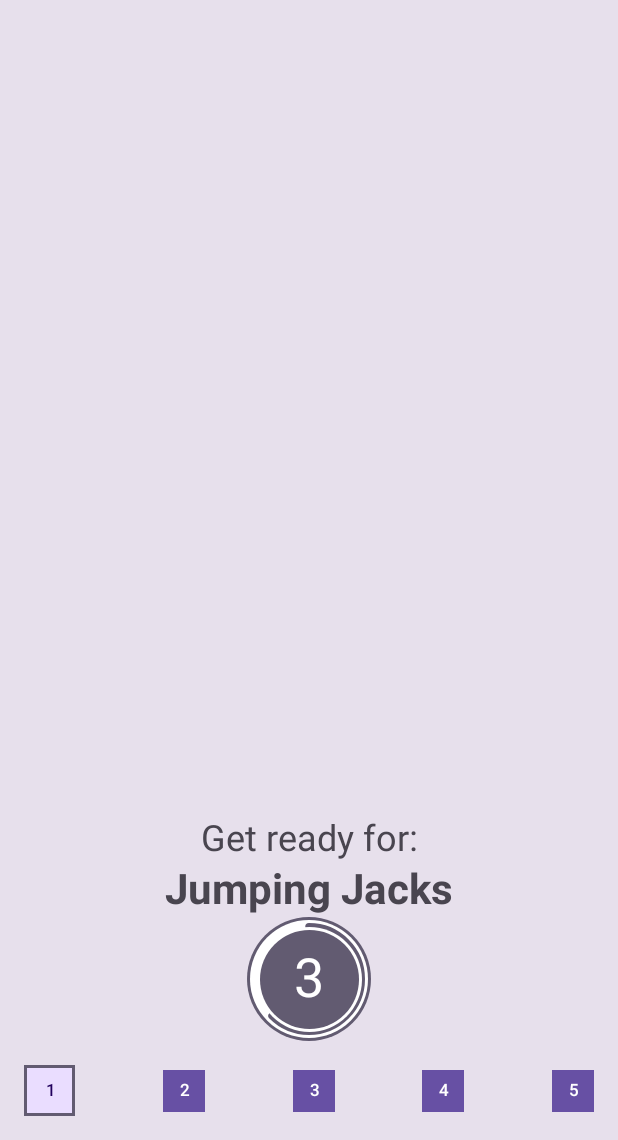
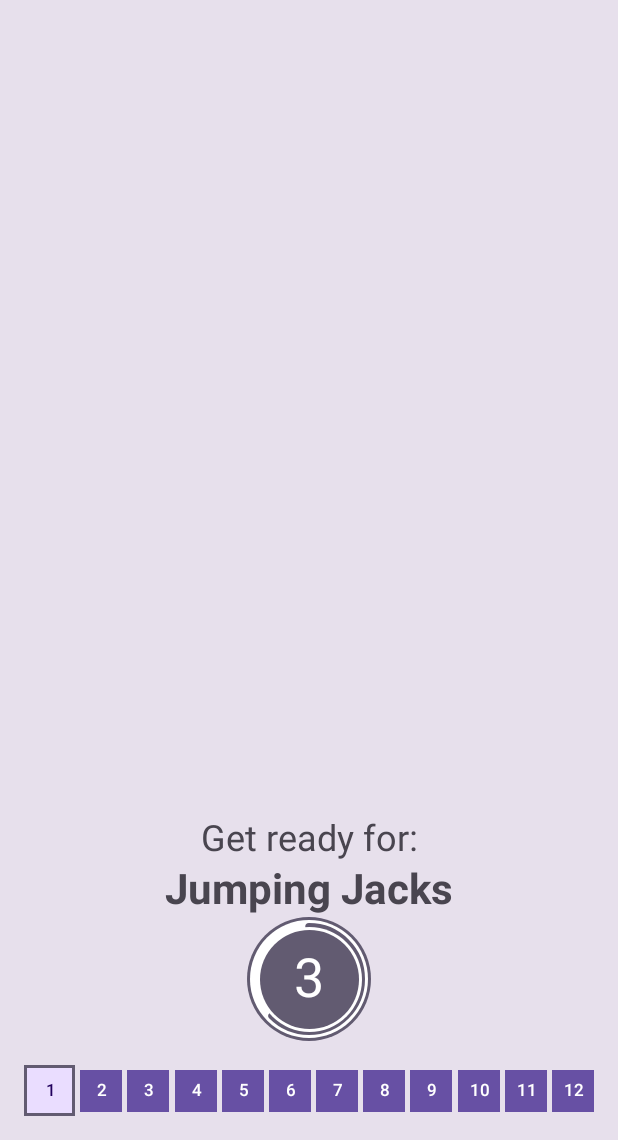
Before and after one commit to srseibs/Sweat-With-Annette, an Android app built with Jetpack Compose: the screen it shows after launch (MainActivity), after a tap on "Start", on a phone screen of 412 x 824 dp, the part 96-1236 px from its top. Run offline under Robolectric (Android 15) with nearby library versions, the phone set to English and light mode, and no system bars; our stand-ins replace Dagger/Hilt's generated code.

Commit message:
Added confirmation dialog before leaving exercise screen.

```diff
--- a/app/src/main/java/com/sailinghawklabs/exercisetime/screens/exerciseScreen/ExerciseScreen.kt
+++ b/app/src/main/java/com/sailinghawklabs/exercisetime/screens/exerciseScreen/ExerciseScreen.kt
@@ -1,5 +1,6 @@
 package com.sailinghawklabs.exercisetime.screens.exerciseScreen
 
+import androidx.activity.compose.BackHandler
 import androidx.annotation.DrawableRes
 import androidx.compose.foundation.Image
 import androidx.compose.foundation.background
@@ -22,6 +23,10 @@ import androidx.compose.material3.TopAppBar
 import androidx.compose.material3.TopAppBarDefaults
 import androidx.compose.runtime.Composable
 import androidx.compose.runtime.LaunchedEffect
+import androidx.compose.runtime.getValue
+import androidx.compose.runtime.mutableStateOf
+import androidx.compose.runtime.remember
+import androidx.compose.runtime.setValue
 import androidx.compose.ui.Alignment
 import androidx.compose.ui.Modifier
 import androidx.compose.ui.layout.ContentScale
@@ -33,6 +38,7 @@ import androidx.compose.ui.tooling.preview.Preview
 import androidx.compose.ui.unit.dp
 import androidx.hilt.navigation.compose.hiltViewModel
 import com.sailinghawklabs.exercisetime.R
+import com.sailinghawklabs.exercisetime.screens.exerciseScreen.components.AreYouSureDialog
 import com.sailinghawklabs.exercisetime.screens.exerciseScreen.components.CircularProgress
 import com.sailinghawklabs.exercisetime.screens.exerciseScreen.components.NumberedProgressIndicator
 import com.sailinghawklabs.exercisetime.ui.theme.ExerciseTimeTheme
@@ -47,6 +53,26 @@ fun ExerciseScreen(
     allDone: () -> Unit,
     viewModel: ExerciseViewModel = hiltViewModel()
 ) {
+
+    var showAlertDialog by remember { mutableStateOf(false) }
+
+    BackHandler() {
+        showAlertDialog = true
+    }
+
+    if (showAlertDialog) {
+        AreYouSureDialog(
+            title = "Quit Exercises?",
+            detail = "Are you sure you want to abandon your exercise?",
+            onConfirm = {
+                showAlertDialog = false
+                goBack()
+            },
+            onDismiss = {
+                showAlertDialog = false
+            }
+        )
+    }
 
     val elapsedTime = viewModel.elapsedTime
     val context = LocalContext.current
@@ -70,7 +96,9 @@ fun ExerciseScreen(
 
     ExerciseScreenContent(
         modifier = modifier,
-        goBack = goBack,
+        goBack = {
+            showAlertDialog = true
+        },
         elapsedTime = elapsedTime.value,
         imageId = viewModel.exerciseImageId,
         textPrompt = viewModel.textPrompt,
@@ -80,6 +108,7 @@ fun ExerciseScreen(
         exercisesComplete = viewModel.exercisesComplete
     )
 }
+
 
 @OptIn(ExperimentalMaterial3Api::class)
 @Composable
@@ -170,7 +199,6 @@ fun ExerciseScreenContent(
                     activeExerciseIndex = exercisesComplete,
                 )
                 Spacer(modifier = Modifier.size(16.dp))
-
             }
 
         }
--- a/app/src/main/java/com/sailinghawklabs/exercisetime/screens/exerciseScreen/components/ExerciseTimer.kt
+++ b/app/src/main/java/com/sailinghawklabs/exercisetime/screens/exerciseScreen/components/ExerciseTimer.kt
@@ -1,7 +1,6 @@
 package com.sailinghawklabs.exercisetime.screens.exerciseScreen.components
 
 import android.os.SystemClock
-import android.util.Log
 import androidx.compose.runtime.MutableState
 import androidx.compose.runtime.mutableStateOf
 import kotlinx.coroutines.CoroutineScope
@@ -23,14 +22,13 @@ class ExerciseTimer(
     private var initialTime: Duration = 0.seconds
     private var timerJob: Job? = null
 
-    var isTimerRunning: MutableState<Boolean> = mutableStateOf(false)
-        private set
+    private var isTimerRunning: MutableState<Boolean> = mutableStateOf(false)
     var timerDuration: MutableState<Duration> = mutableStateOf(0.seconds)
     var elapsedTime: MutableState<Duration> = mutableStateOf(1.seconds)
         private set
 
     fun startTimer(timeDuration: Duration, interval: Duration = 1.seconds) {
-        Log.d("ExerciseTimer", "startTimer: START, isTimerRunning = ${isTimerRunning.value}")
+        //Log.d("ExerciseTimer", "startTimer: START, isTimerRunning = ${isTimerRunning.value}")
         if (isTimerRunning.value)
             return
 
@@ -38,14 +36,14 @@ class ExerciseTimer(
         timerDuration.value = timeDuration
         isTimerRunning.value = true
 
-        timerJob = coroutineScope.launchPeriodicJob(repeatMillis = interval.inWholeMilliseconds) {
+        timerJob = launchPeriodicJob(repeatMillis = interval.inWholeMilliseconds) {
             elapsedTime.value =
                 (SystemClock.elapsedRealtime().milliseconds - initialTime)
-            Log.d("ExerciseTimer", "job: elapsed= ${elapsedTime.value.inWholeMilliseconds}")
+            //Log.d("ExerciseTimer", "job: elapsed= ${elapsedTime.value.inWholeMilliseconds}")
 
             if (elapsedTime.value >= timeDuration) {
                 cancelTimer()
-                Log.d("ExerciseTimer", "job: DONE")
+                //Log.d("ExerciseTimer", "job: DONE")
                 doneCallback?.invoke()
             }
         }
@@ -56,7 +54,7 @@ class ExerciseTimer(
         isTimerRunning.value = false
     }
 
-    private fun CoroutineScope.launchPeriodicJob(
+    private fun launchPeriodicJob(
         repeatMillis: Long,
         action: () -> Unit
     ) = coroutineScope.launch {
--- a/app/src/main/java/com/sailinghawklabs/exercisetime/util/DefaultExerciseList.kt
+++ b/app/src/main/java/com/sailinghawklabs/exercisetime/util/DefaultExerciseList.kt
@@ -24,41 +24,41 @@ val DefaultExerciseList = listOf(
         name = "Abdominal Crunch",
         imageResourceId = R.drawable.ic_abdominal_crunch,
     ),
-//    Exercise(
-//        id = 5,
-//        name = "Chair Step-up",
-//        imageResourceId = R.drawable.ic_step_up_onto_chair,
-//    ),
-//    Exercise(
-//        id = 6,
-//        name = "Squat",
-//        imageResourceId = R.drawable.ic_squat,
-//    ),
-//    Exercise(
-//        id = 7,
-//        name = "Tricep Dip on Chair",
-//        imageResourceId = R.drawable.ic_triceps_dip_on_chair,
-//    ),
-//    Exercise(
-//        id = 8,
-//        name = "Plank",
-//        imageResourceId = R.drawable.ic_plank,
-//    ),
-//    Exercise(
-//        id = 9,
-//        name = "High-knees Running in Place",
-//        imageResourceId = R.drawable.ic_high_knees_running_in_place,
-//    ),
-//    Exercise(
-//        id = 10,
-//        name = "Lunge",
-//        imageResourceId = R.drawable.ic_lunge,
-//    ),
-//    Exercise(
-//        id = 11,
-//        name = "Push-up and Rotate",
-//        imageResourceId = R.drawable.ic_push_up_and_rotation,
-//    ),
+    Exercise(
+        id = 5,
+        name = "Chair Step-up",
+        imageResourceId = R.drawable.ic_step_up_onto_chair,
+    ),
+    Exercise(
+        id = 6,
+        name = "Squat",
+        imageResourceId = R.drawable.ic_squat,
+    ),
+    Exercise(
+        id = 7,
+        name = "Tricep Dip on Chair",
+        imageResourceId = R.drawable.ic_triceps_dip_on_chair,
+    ),
+    Exercise(
+        id = 8,
+        name = "Plank",
+        imageResourceId = R.drawable.ic_plank,
+    ),
+    Exercise(
+        id = 9,
+        name = "High-knees Running in Place",
+        imageResourceId = R.drawable.ic_high_knees_running_in_place,
+    ),
+    Exercise(
+        id = 10,
+        name = "Lunge",
+        imageResourceId = R.drawable.ic_lunge,
+    ),
+    Exercise(
+        id = 11,
+        name = "Push-up and Rotate",
+        imageResourceId = R.drawable.ic_push_up_and_rotation,
+    ),
     Exercise(
         id = 12,
         name = "Side Plank",
```
Also changed, not shown: app/src/main/java/com/sailinghawklabs/exercisetime/screens/exerciseScreen/components/AreYouSureDialog.kt (added, +38 -0 lines).
